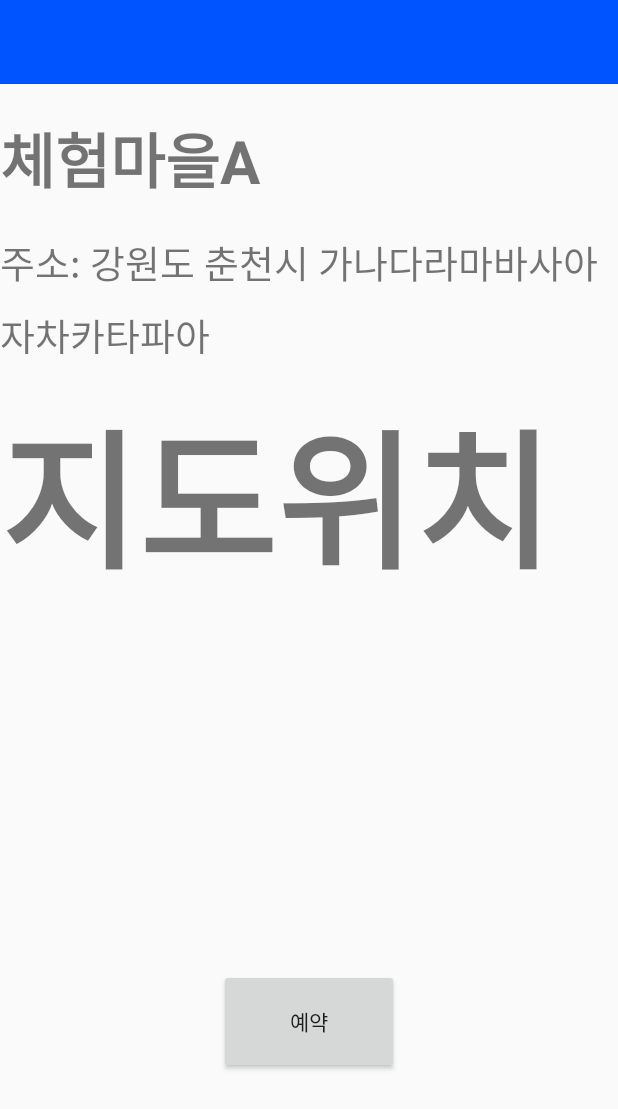
After one commit to knu-data-runner/CountryTown, an Android app: the layout detail_layout.xml on its own in the app's theme, with its tools: preview values and no code run, on a phone screen of 412 x 824 dp. The commit adds this screen. Shown: the top 1109 px of the screen. Run offline under Robolectric (Android 15) with nearby library versions, the phone set to English and light mode, and no system bars.

Commit message:
feat: 디테일페이지 추가, 패키지명 변경

```diff
--- a/app/src/main/AndroidManifest.xml
+++ b/app/src/main/AndroidManifest.xml
@@ -1,6 +1,6 @@
 <?xml version="1.0" encoding="utf-8"?>
 <manifest xmlns:android="http://schemas.android.com/apk/res/android"
-    package="com.example.test" >
+    package="com.DataRunner.CountryTown" >
 
     <application
         android:allowBackup="true"
--- /dev/null
+++ b/app/src/main/java/com/DataRunner/CountryTown/clicked.kt
@@ -0,0 +1,4 @@
+package com.DataRunner.CountryTown
+
+class clicked {
+}
--- a/app/src/main/java/com/example/data-runner-client/data.kt
+++ b/app/src/main/java/com/DataRunner/CountryTown/data.kt
@@ -1,3 +1,3 @@
-package com.example.jsonapp
+package com.example.CountryTown
 
 class data(val title: String, var sido: String, val addr: String, var master: String, var number: String, var link:String)
--- a/app/src/main/java/com/example/data-runner-client/dataAdapter.kt
+++ b/app/src/main/java/com/DataRunner/CountryTown/dataAdapter.kt
@@ -1,4 +1,4 @@
-package com.example.jsonapp
+package com.example.CountryTown
 
 import android.content.Context
 import android.view.LayoutInflater
--- /dev/null
+++ b/app/src/main/res/layout/detail_layout.xml
@@ -0,0 +1,62 @@
+<?xml version="1.0" encoding="utf-8"?>
+<androidx.constraintlayout.widget.ConstraintLayout xmlns:android="http://schemas.android.com/apk/res/android"
+    android:layout_width="match_parent"
+    android:layout_height="match_parent"
+    xmlns:app="http://schemas.android.com/apk/res-auto">
+
+    <LinearLayout
+        android:id="@+id/login_layout"
+        android:layout_width="match_parent"
+        android:layout_height = "match_parent"
+        android:orientation="vertical">
+
+        <include layout="@layout/main_toolbar"/>
+
+
+        <LinearLayout
+            android:layout_width="match_parent"
+            android:layout_height="match_parent"
+            android:orientation="vertical">
+
+            <TextView
+                android:id="@+id/title"
+                android:layout_marginTop="20dp"
+                android:layout_width="match_parent"
+                android:layout_height="60dp"
+                android:textSize="40sp"
+                android:textStyle="bold"
+                android:text="체험마을A" />
+            <TextView
+                android:id="@+id/addr"
+                android:layout_marginTop="20dp"
+                android:layout_marginBottom="20dp"
+                android:layout_width="match_parent"
+                android:layout_height="80dp"
+                android:textSize="25sp"
+                android:lineSpacingMultiplier="1.3"
+                android:text="주소: 강원도 춘천시 가나다라마바사아자차카타파아" />
+
+            <TextView
+                android:id="@+id/map"
+                android:layout_width="match_parent"
+                android:layout_height="370dp"
+                android:textSize="100sp"
+                android:textStyle="bold"
+                android:text="지도위치" />
+
+            <Button
+                android:id="@+id/button"
+                android:layout_marginTop="20dp"
+                android:layout_width="120dp"
+                android:layout_height="70dp"
+                android:layout_gravity="center_horizontal"
+
+            android:text="예약" />
+
+
+        </LinearLayout>
+
+
+    </LinearLayout>
+
+</androidx.constraintlayout.widget.ConstraintLayout>
--- a/app/src/main/res/layout/main_layout.xml
+++ b/app/src/main/res/layout/main_layout.xml
@@ -20,8 +20,7 @@
             app:layout_constraintBottom_toBottomOf="parent"
             app:layout_constraintLeft_toLeftOf="parent"
             app:layout_constraintRight_toRightOf="parent"
-            app:layout_constraintTop_toTopOf="parent">
-        </ListView>
+            app:layout_constraintTop_toTopOf="parent"></ListView>
 
     </LinearLayout>
 </androidx.constraintlayout.widget.ConstraintLayout>
--- a/app/src/main/res/layout/main_toolbar.xml
+++ b/app/src/main/res/layout/main_toolbar.xml
@@ -4,5 +4,5 @@
     android:id="@+id/toolbar"
     android:layout_width="match_parent"
     android:layout_height="wrap_content"
-    android:background="@color/colorGray"
+    android:background="@color/blue"
     android:minHeight="?attr/actionBarSize" />
--- a/app/src/main/res/menu/menu_main.xml
+++ b/app/src/main/res/menu/menu_main.xml
@@ -1,8 +1,12 @@
 <menu xmlns:android="http://schemas.android.com/apk/res/android"
     xmlns:app="http://schemas.android.com/apk/res-auto"
     xmlns:tools="http://schemas.android.com/tools"
-    tools:context="com.example.test.MainActivity" >
+    tools:context="com.DataRunner.CountryTown.MainActivity" >
 
+    <item android:id="@+id/action_main"
+        android:title="main"
+        android:orderInCategory="1"
+        app:showAsAction="never" />
 
     <item android:id="@+id/action_settings"
         android:title="settings"
--- a/app/src/main/res/values/dimens.xml
+++ /dev/null
@@ -1,3 +0,0 @@
-<resources>
-    <dimen name="fab_margin">16dp</dimen>
-</resources>
--- a/app/src/main/res/values/strings.xml
+++ b/app/src/main/res/values/strings.xml
@@ -1,3 +1,3 @@
 <resources>
-    <string name="app_name">data_runner</string>
+    <string name="app_name">CountryTown</string>
 </resources>
--- a/settings.gradle
+++ b/settings.gradle
@@ -1,2 +1,2 @@
-rootProject.name='test'
+rootProject.name='CountryTown'
 include ':app'
```
Also changed, not shown: app/build.gradle (+2 -13 lines), app/src/main/java/com/DataRunner/CountryTown/MainActivity.kt (renamed from app/src/main/java/com/example/data-runner-client/MainActivity.kt, +3 -5 lines), gradle/wrapper/gradle-wrapper.properties, 4 other files.
